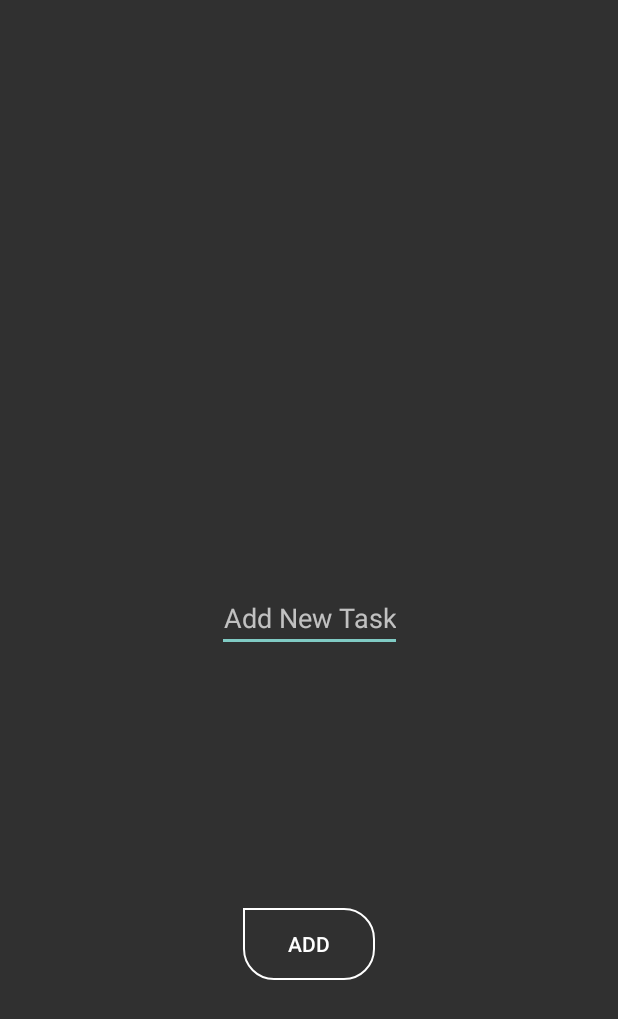
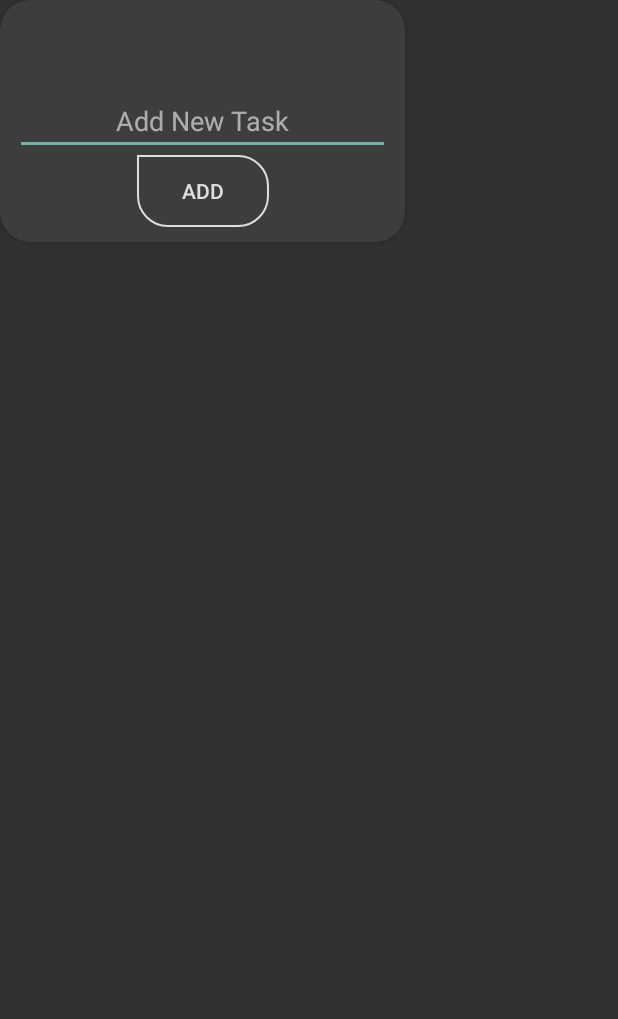
Before and after one commit to EmperorWasTaken/RememberMe, an Android app: the layout activity_add_new_task.xml on its own in the app's theme, with its tools: preview values and no code run, on a phone screen of 412 x 824 dp. Shown: the top 1019 px of the screen. Run offline under Robolectric (Android 15) with nearby library versions, the phone set to English and light mode, and no system bars.

Commit message:
Cleaning up layouts

```diff
--- a/app/src/main/AndroidManifest.xml
+++ b/app/src/main/AndroidManifest.xml
@@ -30,8 +30,7 @@
         </activity>
         <activity
             android:name=".MainActivity"
-            android:screenOrientation="portrait"
-            android:theme="@style/Theme.RememberMe.NoActionBar" />
+            android:screenOrientation="portrait"/>
     </application>
 
 </manifest>
--- a/app/src/main/java/com/example/rememberme/MainActivity.kt
+++ b/app/src/main/java/com/example/rememberme/MainActivity.kt
@@ -83,7 +83,7 @@ class MainActivity : AppCompatActivity() {
 
     private fun addTaskList(){
 
-        AddNewListActivity(
+         AddNewListActivity(
             taskListsDepositoryManager
         ).show(
             supportFragmentManager, "ADD_NEW_LIST_FRAGMENT"
--- a/app/src/main/java/com/example/rememberme/lists/AddNewListActivity.kt
+++ b/app/src/main/java/com/example/rememberme/lists/AddNewListActivity.kt
@@ -1,12 +1,15 @@
 package com.example.rememberme.lists
 
 import android.app.Dialog
+import android.graphics.Color
 import android.os.Bundle
 import android.view.LayoutInflater
 import android.view.View
 import android.view.ViewGroup
+import android.view.Window
 import androidx.fragment.app.DialogFragment
 import com.example.rememberme.DepositoryManager
+import com.example.rememberme.R
 import com.example.rememberme.data.Task
 import com.example.rememberme.data.TaskList
 import com.example.rememberme.databinding.ActivityAddNewListBinding
@@ -25,10 +28,13 @@ class AddNewListActivity(
 
     override fun onStart() {
         super.onStart()
+
     }
 
     override fun onCreateView(inflater: LayoutInflater, container: ViewGroup?, savedInstanceState: Bundle?): View {
         _binding = ActivityAddNewListBinding.inflate(layoutInflater)
+
+        dialog?.window?.setBackgroundDrawableResource(R.color.transparent)
 
         binding.newListTitleButton.setOnClickListener {
             newList()
--- a/app/src/main/java/com/example/rememberme/lists/TaskListDetailsActivity.kt
+++ b/app/src/main/java/com/example/rememberme/lists/TaskListDetailsActivity.kt
@@ -66,6 +66,8 @@ class TaskListDetailsActivity : AppCompatActivity() {
 
         }
 
+
+
         DepositoryManager.instance.onTaskL= {
             (binding.taskList.adapter as TaskRecyclerAdapter).updateTask(it)
             binding.listViewProgressBar.max = taskListsDepositoryManager.taskCollection.count()
--- a/app/src/main/java/com/example/rememberme/tasks/AddNewTaskActivity.kt
+++ b/app/src/main/java/com/example/rememberme/tasks/AddNewTaskActivity.kt
@@ -11,6 +11,7 @@ import com.example.rememberme.TaskListHolder
 import com.example.rememberme.data.Task
 import com.example.rememberme.databinding.ActivityAddNewTaskBinding
 import com.example.rememberme.DepositoryManager
+import com.example.rememberme.R
 
 class AddNewTaskActivity(
         private val TaskListsDepositoryManager: DepositoryManager,
@@ -32,6 +33,8 @@ class AddNewTaskActivity(
 
     override fun onCreateView(inflater: LayoutInflater, container: ViewGroup?, savedInstanceState: Bundle?): View {
         _binding = ActivityAddNewTaskBinding.inflate(layoutInflater)
+
+        dialog?.window?.setBackgroundDrawableResource(R.color.transparent)
 
         binding.newTaskTitleButton.setOnClickListener{
             newTask()
--- /dev/null
+++ b/app/src/main/res/drawable/borderbox_rounded.xml
@@ -0,0 +1,14 @@
+<shape xmlns:android="http://schemas.android.com/apk/res/android"
+    android:shape="rectangle">
+
+    <corners
+        android:bottomLeftRadius="20dp"
+        android:bottomRightRadius="20dp"
+        android:topLeftRadius="20dp"
+        android:topRightRadius="20dp" />
+
+    <stroke
+        android:width="1dp"
+        android:color="@color/white" />
+
+</shape>
--- a/app/src/main/res/drawable/ic_log_out.xml
+++ b/app/src/main/res/drawable/ic_log_out.xml
@@ -5,6 +5,6 @@
     android:width="32dp"
     xmlns:android="http://schemas.android.com/apk/res/android">
     <path
-        android:fillColor="#CF0023"
+        android:fillColor="#434145"
         android:pathData="M14,6v15L3,21v-2h2L5,3h9v1h5v15h2v2h-4L17,6h-3zM10,11v2h2v-2h-2z"/>
 </vector>
--- a/app/src/main/res/layout/activity_add_new_task.xml
+++ b/app/src/main/res/layout/activity_add_new_task.xml
@@ -1,14 +1,22 @@
 <?xml version="1.0" encoding="utf-8"?>
-<androidx.constraintlayout.widget.ConstraintLayout xmlns:android="http://schemas.android.com/apk/res/android"
+<androidx.cardview.widget.CardView xmlns:android="http://schemas.android.com/apk/res/android"
     xmlns:app="http://schemas.android.com/apk/res-auto"
     xmlns:tools="http://schemas.android.com/tools"
-    android:layout_width="match_parent"
-    android:layout_height="match_parent"
+    android:layout_width="wrap_content"
+    android:layout_height="wrap_content"
+    app:cardCornerRadius="20dp"
+    android:background="@drawable/borderbox_rounded"
+    app:contentPadding="10dp"
+    android:alpha="0.85"
     tools:context=".tasks.AddNewTaskActivity">
+
+    <androidx.constraintlayout.widget.ConstraintLayout
+        android:layout_width="wrap_content"
+        android:layout_height="wrap_content">
 
         <EditText
             android:id="@+id/newTaskTitle"
-        android:layout_width="wrap_content"
+            android:layout_width="250dp"
             android:layout_height="wrap_content"
             app:layout_constraintStart_toStartOf="parent"
             app:layout_constraintBottom_toBottomOf="parent"
@@ -31,5 +39,7 @@
             android:text="@string/add"
             android:background="@drawable/borderbox_bg"/>
 
+    </androidx.constraintlayout.widget.ConstraintLayout>
 
-</androidx.constraintlayout.widget.ConstraintLayout>
+
+</androidx.cardview.widget.CardView>
--- a/app/src/main/res/layout/activity_forgot_password.xml
+++ b/app/src/main/res/layout/activity_forgot_password.xml
@@ -29,6 +29,7 @@
             android:layout_height="wrap_content"
             android:layout_below="@+id/logoLogin"
             android:visibility="visible"
+            android:paddingTop="50dp"
             tools:layout_editor_absoluteX="0dp"
             tools:layout_editor_absoluteY="221dp">
 
@@ -71,7 +72,7 @@
                         android:layout_height="45dp"
                         android:layout_marginTop="5dp"
                         android:inputType="textEmailAddress"
-                        android:background="@drawable/borderbox_bg"
+                        android:background="@drawable/borderbox_rounded"
                         android:fontFamily="sans-serif-light"
                         android:paddingLeft="15dp"
                         android:paddingRight="15dp"
--- a/app/src/main/res/layout/activity_login.xml
+++ b/app/src/main/res/layout/activity_login.xml
@@ -28,6 +28,7 @@
             android:layout_width="wrap_content"
             android:layout_height="wrap_content"
             android:layout_below="@+id/logoLogin"
+            android:paddingTop="50dp"
             android:visibility="visible"
             tools:layout_editor_absoluteX="0dp"
             tools:layout_editor_absoluteY="221dp">
@@ -71,7 +72,7 @@
                         android:layout_height="45dp"
                         android:layout_marginTop="5dp"
                         android:inputType="textEmailAddress"
-                        android:background="@drawable/borderbox_bg"
+                        android:background="@drawable/borderbox_rounded"
                         android:fontFamily="sans-serif-light"
                         android:paddingLeft="15dp"
                         android:paddingRight="15dp"
@@ -99,7 +100,7 @@
                         android:layout_width="match_parent"
                         android:layout_height="45dp"
                         android:layout_marginTop="5dp"
-                        android:background="@drawable/borderbox_bg"
+                        android:background="@drawable/borderbox_rounded"
                         android:inputType="textPassword"
                         android:fontFamily="sans-serif-light"
                         android:paddingLeft="15dp"
--- a/app/src/main/res/layout/activity_main.xml
+++ b/app/src/main/res/layout/activity_main.xml
@@ -53,6 +53,7 @@
             android:clickable="true"
             android:layout_margin="16dp"
             android:layout_gravity="bottom|left"
+            android:backgroundTint="#CF0023"
             app:srcCompat="@drawable/ic_log_out"
             android:contentDescription="Log Out"
             android:elevation="2dp"/>
@@ -71,6 +72,7 @@
             android:clickable="true"
             android:layout_margin="16dp"
             android:layout_gravity="bottom|end"
+            android:backgroundTint="#CF0023"
             app:srcCompat="@drawable/ic_task_add"
             android:contentDescription="Add a new list"
             android:elevation="2dp"/>
--- a/app/src/main/res/layout/activity_register.xml
+++ b/app/src/main/res/layout/activity_register.xml
@@ -28,6 +28,7 @@
             android:layout_width="wrap_content"
             android:layout_height="wrap_content"
             android:layout_below="@+id/logoLogin"
+            android:paddingTop="50dp"
             android:visibility="visible"
             tools:layout_editor_absoluteX="0dp"
             tools:layout_editor_absoluteY="221dp">
@@ -71,7 +72,7 @@
                         android:layout_height="45dp"
                         android:layout_marginTop="5dp"
                         android:inputType="textEmailAddress"
-                        android:background="@drawable/borderbox_bg"
+                        android:background="@drawable/borderbox_rounded"
                         android:fontFamily="sans-serif-light"
                         android:paddingLeft="15dp"
                         android:paddingRight="15dp"
@@ -99,7 +100,7 @@
                         android:layout_width="match_parent"
                         android:layout_height="45dp"
                         android:layout_marginTop="5dp"
-                        android:background="@drawable/borderbox_bg"
+                        android:background="@drawable/borderbox_rounded"
                         android:fontFamily="sans-serif-light"
                         android:paddingLeft="15dp"
                         android:paddingRight="15dp"
--- a/app/src/main/res/layout/list_task_layout.xml
+++ b/app/src/main/res/layout/list_task_layout.xml
@@ -33,7 +33,7 @@
                 android:backgroundTint="#CF0023"
                 android:indeterminate="false"
                 android:indeterminateTint="@color/brightRed"
-                android:paddingTop="10dp"
+                android:paddingTop="20dp"
                 android:progressTint="#EC0027" />
 
             <TextView
@@ -46,10 +46,10 @@
                 android:layout_marginTop="23dp"
                 android:fontFamily="@font/lato"
                 android:gravity="center"
-                android:padding="5dp"
+                android:padding="20dp"
                 android:textAlignment="center"
                 android:textColor="@color/white"
-                android:textSize="34sp"
+                android:textSize="40sp"
                 tools:text="Title" />
 
             <ImageButton
```
Also changed, not shown: app/src/main/java/com/example/rememberme/lists/TaskListsRecyclerAdapter.kt (+17 -0 lines), app/src/main/res/drawable/ic_frown.xml (added, +9 -0 lines), app/src/main/res/layout/activity_add_new_list.xml (+16 -5 lines), app/src/main/res/layout/activity_task_list_details.xml (+16 -2 lines). Lines whose indentation alone changed are shown as unchanged.
